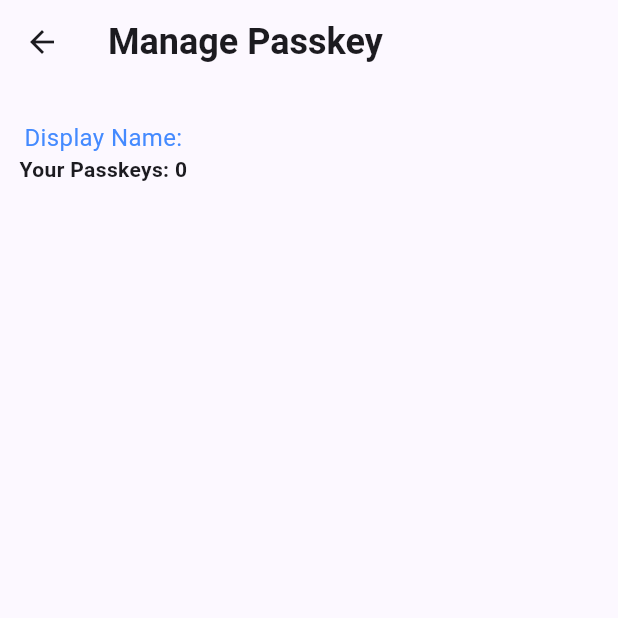
After one commit to Cosync/AppKey-FlutterDemo, a Flutter app: the PasskeyScreen screen opened directly, on a phone screen of 412 x 824 dp, the top half of it. The commit adds this screen. Run offline on Flutter 3.47's test engine with Material 3 defaults, Android fonts, the phone set to English and light mode, and no system bars; our stand-ins replace flutter_riverpod; missing offline and left inert: credential_manager; network calls fail.

Commit message:
updated Appkey Error handler

```diff
--- /dev/null
+++ b/lib/screens/passkey_screen.dart
@@ -0,0 +1,118 @@
+
+
+import 'package:appkey_flutter_demo/models/app_user.dart';
+import 'package:appkey_flutter_demo/providers/app_provider.dart';
+import 'package:appkey_flutter_demo/widgets/edit_passkey.dart';
+import 'package:appkey_flutter_demo/widgets/passkeys_list.dart';
+import 'package:flutter/material.dart';
+import 'package:flutter_riverpod/flutter_riverpod.dart';
+
+
+class PasskeyScreen extends ConsumerStatefulWidget {
+  const PasskeyScreen({super.key});
+
+  @override
+  ConsumerState<PasskeyScreen> createState() {
+    return _PasskeyScreen();
+  }
+}
+
+
+
+class _PasskeyScreen extends ConsumerState<PasskeyScreen> {
+
+
+  var _message = '';
+  var _errorMessage = '';
+  var _isSending = false;
+
+  final List<int> colorCodes = <int>[600, 500, 600, 500, 100, 600, 500, 100, 100];
+
+  void _updateKey(item){
+
+    showModalBottomSheet(
+      context: context,
+      builder: (ctx) => EditPasskey(passkey:item),
+    );
+  }
+
+  void _deleteKey(item){
+
+  }
+
+
+  Widget renderKey (item){
+    return SizedBox(
+      width: double.infinity,
+      child: Container(
+        margin: const EdgeInsets.all(40),
+        child: Row(
+          children: [
+            Text('- ${item.name}', style: TextStyle(fontWeight: FontWeight.bold)),
+            IconButton(
+              onPressed: () =>_updateKey(item),
+              icon: const Icon(Icons.edit),
+            ),
+            const SizedBox(height: 30),
+            IconButton(
+              onPressed: () => _deleteKey(item),
+              icon: const Icon(Icons.delete_outline),
+            ),
+            const SizedBox(height: 30),
+
+          ]
+        )
+      )
+    );
+
+  }
+
+  @override
+  Widget build(BuildContext context) {
+
+    final UserModel user = ref.watch(userProvider);
+    final authenticators = user.authenticators;
+
+    return Scaffold(
+      appBar: AppBar(
+         title: const Text(
+          "Manage Passkey",
+          style: TextStyle(
+            fontSize: 24,
+            fontWeight: FontWeight.bold,
+          ),
+        ),
+      ),
+      body:
+      Padding(
+        padding: const EdgeInsets.all(12.0),
+        child: Column(
+          children: [
+            Column(
+              children: [
+                const SizedBox(height: 12),
+                if(_message != "") Text(_message, style: TextStyle(color: Colors.blueAccent, fontSize: 16),),
+                if(_errorMessage != "") Text(_errorMessage, style: TextStyle(color: Colors.redAccent, fontSize: 16)),
+
+                Text(" Display Name: ${user.displayName}", style: TextStyle(color: Colors.blueAccent, fontSize: 16)),
+
+                Text("Your Passkeys: ${user.authenticators.length}", style: TextStyle(fontWeight: FontWeight.bold),),
+
+              ]
+            ),
+            Column(
+              children: authenticators.map((item) => renderKey(item)  ).toList(),
+
+            ),
+
+            //PasskeysList(),
+
+
+          ]
+        )
+
+      )
+      );
+
+  }
+}
--- a/lib/screens/profile_screen.dart
+++ b/lib/screens/profile_screen.dart
@@ -171,6 +171,7 @@ class _ProfileScreen extends ConsumerState<ProfileScreen> {
                         }
                         else{
                           setState(() {
+                             _errorMessage = "";
                             _enteredUsername = text;
                           });
                         }
--- a/lib/screens/signup_screen.dart
+++ b/lib/screens/signup_screen.dart
@@ -118,7 +118,6 @@ class _SignupScreen extends ConsumerState<SignupScreen> {
        }
 
     } on AppkeyError catch (error) {
-
       setState(() {
         _errorMessage = error.message;
       });
```
Also changed, not shown: lib/auth_service.dart (+25 -92 lines), lib/error_handler.dart (added, +26 -0 lines), lib/models/appkey_error.dart (+7 -0 lines), lib/screens/logged_in_screen.dart (+28 -0 lines), lib/screens/login_screen.dart (+5 -9 lines), lib/widgets/edit_passkey.dart (added, +104 -0 lines), lib/widgets/passkeys_list.dart (added, +43 -0 lines).
